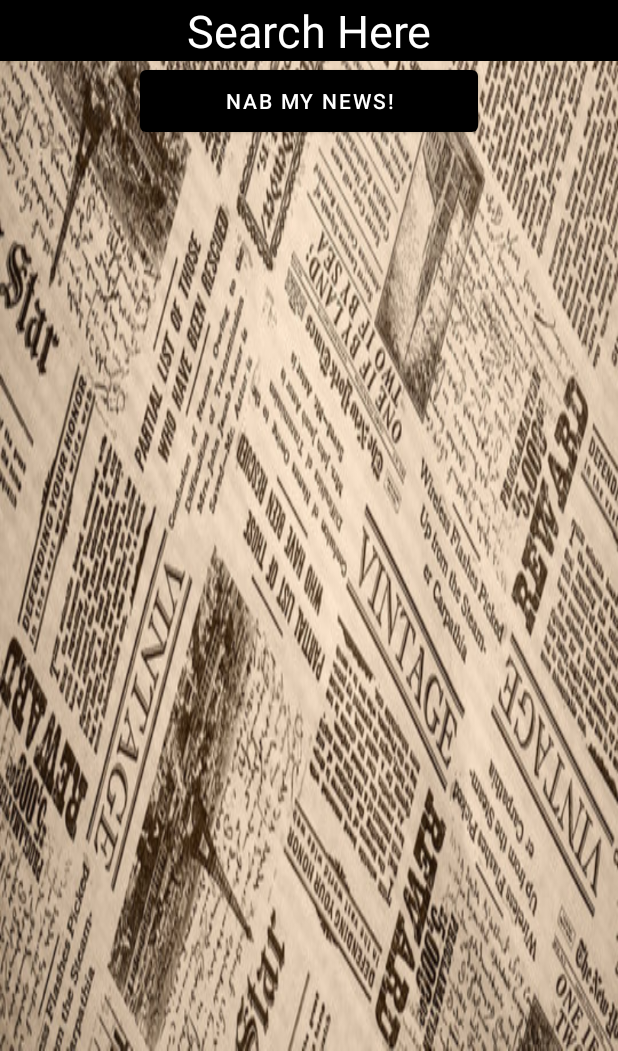
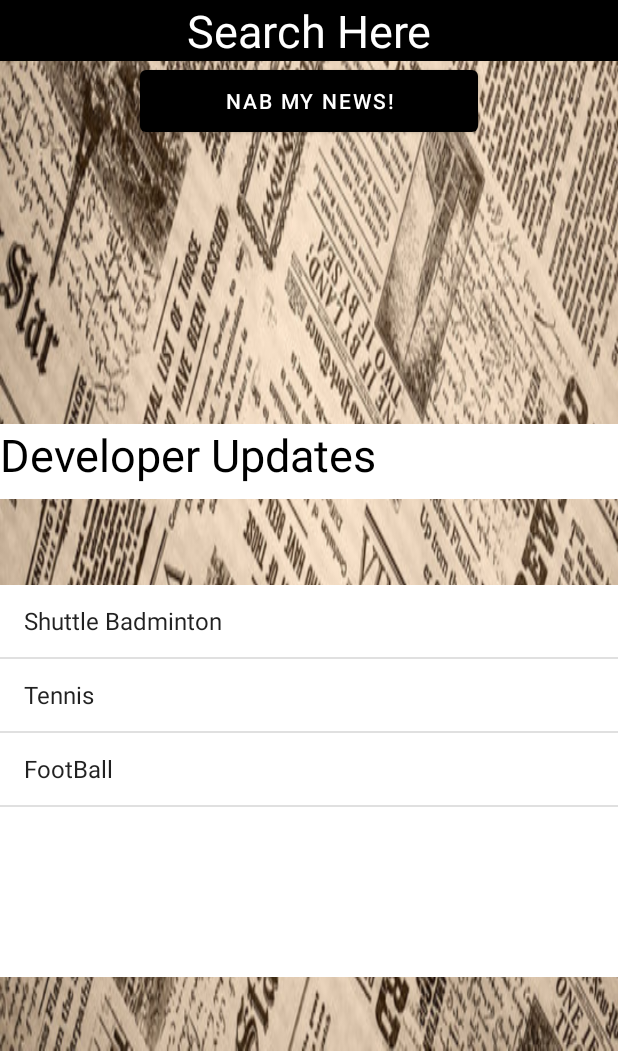
Before and after one commit to MLabate12/-CST2355FinalAssignment, an Android app: the screen it shows after launch (MainActivity), on a phone screen of 412 x 824 dp, the part 185-1236 px from its top. Run offline under Robolectric (Android 15) with nearby library versions, the phone set to English and light mode, and no system bars.

Commit message:
Added fragments and toast

```diff
--- a/app/build.gradle
+++ b/app/build.gradle
@@ -33,6 +33,7 @@ dependencies {
     implementation 'androidx.appcompat:appcompat:1.3.0'
     implementation 'com.google.android.material:material:1.4.0'
     implementation 'androidx.constraintlayout:constraintlayout:2.0.4'
+    implementation 'androidx.legacy:legacy-support-v4:1.0.0'
     testImplementation 'junit:junit:4.+'
     androidTestImplementation 'androidx.test.ext:junit:1.1.2'
     androidTestImplementation 'androidx.test.espresso:espresso-core:3.3.0'
--- a/app/src/main/AndroidManifest.xml
+++ b/app/src/main/AndroidManifest.xml
@@ -19,4 +19,5 @@
         </activity>
     </application>
 
+    <uses-permission android:name="android.permission.INTERNET" />
 </manifest>
--- a/app/src/main/java/com/example/cst2355finalassignment/MainActivity.java
+++ b/app/src/main/java/com/example/cst2355finalassignment/MainActivity.java
@@ -1,27 +1,46 @@
 package com.example.cst2355finalassignment;
 
 import androidx.appcompat.app.AppCompatActivity;
+import androidx.fragment.app.Fragment;
 
 import android.content.Context;
 import android.content.Intent;
 import android.content.SharedPreferences;
 import android.os.Bundle;
+import android.view.View;
 import android.widget.Button;
 import android.widget.EditText;
+import android.widget.Toast;
 
 public class MainActivity extends AppCompatActivity {
+
+    SharedPreferences preferences;
+    EditText search;
 
     @Override
     protected void onCreate(Bundle savedInstanceState) {
         super.onCreate(savedInstanceState);
         setContentView(R.layout.activity_main);
 
+        String searchToast = getString(R.string.toast_1);
         EditText searchText = (EditText)findViewById(R.id.searchQuery);
+
+
+        search = findViewById(R.id.searchQuery);
+
+        preferences = getSharedPreferences("Search",Context.MODE_PRIVATE);
+        String searchQuery = preferences.getString("Search","");
+        search.setText(searchQuery);
+
+        Fragment fragment = new UpdateFragment();
+
+        getSupportFragmentManager().beginTransaction().replace(R.id.fragment_frame, fragment, fragment.getClass().getSimpleName()).addToBackStack(null).commit();
 
         Button launchButton = findViewById(R.id.launchButton);
         launchButton.setOnClickListener(click -> {
+            Toast toast=Toast.makeText(getApplicationContext(),searchToast,Toast.LENGTH_SHORT);
+            toast.show();
             String searchTerm = searchText.getText().toString();
-
             Intent goToSearch = new Intent(MainActivity.this, SearchActivity.class);
 
             goToSearch.putExtra("SearchTerm", searchTerm.toString().replaceAll(" ", "_"));
@@ -30,4 +49,16 @@ public class MainActivity extends AppCompatActivity {
         });
     }
 
+    @Override
+    protected void onPause(){
+        super.onPause();
+        SharedPreferences(search.getText().toString());
+    }
+
+    private void SharedPreferences(String search){
+        SharedPreferences.Editor editor = preferences.edit();
+        editor.putString("Search",search);
+        editor.commit();
+    }
+
 }
--- a/app/src/main/java/com/example/cst2355finalassignment/SearchActivity.java
+++ b/app/src/main/java/com/example/cst2355finalassignment/SearchActivity.java
@@ -14,6 +14,7 @@ import android.graphics.BitmapFactory;
 import android.net.Uri;
 import android.os.AsyncTask;
 import android.os.Bundle;
+import android.text.Layout;
 import android.util.Log;
 import android.view.LayoutInflater;
 import android.view.Menu;
@@ -29,6 +30,7 @@ import android.widget.TextView;
 import android.widget.Toast;
 
 import com.google.android.material.navigation.NavigationView;
+import com.google.android.material.snackbar.Snackbar;
 
 import org.json.JSONObject;
 import org.xmlpull.v1.XmlPullParser;
@@ -52,6 +54,7 @@ public class SearchActivity extends AppCompatActivity {
     private static final String ACTIVITY_NAME = "SEARCH_ACTIVITY";
     private List<SearchResult> resultList;
     private ProgressBar progressBar;
+    private TextView articleResult;
 
     @Override
     protected void onCreate(Bundle savedInstanceState) {
@@ -64,9 +67,11 @@ public class SearchActivity extends AppCompatActivity {
         String search = fromGuardian.getStringExtra("search");
         String url = String.format("https://content.guardianapis.com/search?api-key=1fb36b70-1588-4259-b703-2570ea1fac6a&q=", search);
 
+
+
         progressBar = findViewById(R.id.progress);
         progressBar.setVisibility(View.VISIBLE);
-
+        articleResult = findViewById(R.id.notFound);
         SearchQuery req = new SearchQuery();
         req.execute(url);
 
@@ -104,6 +109,7 @@ public class SearchActivity extends AppCompatActivity {
 
     class SearchQuery extends AsyncTask<String, Integer, String> {
         SearchResult article;
+        private String articleResult = null;
 
         @Override
         protected String doInBackground(String... args) {
@@ -137,6 +143,7 @@ public class SearchActivity extends AppCompatActivity {
                                 eventType = xpp.next();
                                 if (eventType == XmlPullParser.TEXT)
                                     article.setTitle(xpp.getText());
+                                    articleResult = xpp.getAttributeValue(null,"webTitle");
                                 break;
                             case "webURL":
                                 eventType = xpp.next();
@@ -165,12 +172,16 @@ public class SearchActivity extends AppCompatActivity {
         public void onPostExecute(String fromDoInBackground) {
             Log.e(ACTIVITY_NAME, "In onPostExecute");
             progressBar.setVisibility(View.INVISIBLE);
+
             if (resultList.isEmpty()) {
                 TextView text = findViewById(R.id.notFound);
+                text.setText("result: "+articleResult);
                 text.setVisibility(View.VISIBLE);
             }
 
         }
+
+
     }
 
 
--- /dev/null
+++ b/app/src/main/java/com/example/cst2355finalassignment/UpdateFragment.java
@@ -0,0 +1,25 @@
+package com.example.cst2355finalassignment;
+
+        import android.os.Bundle;
+        import androidx.fragment.app.Fragment;
+        import android.view.LayoutInflater;
+        import android.view.View;
+        import android.view.ViewGroup;
+
+
+public class UpdateFragment extends Fragment {
+
+
+    public UpdateFragment() {
+        // Required empty public constructor
+    }
+
+
+    @Override
+    public View onCreateView(LayoutInflater inflater, ViewGroup container,
+                             Bundle savedInstanceState) {
+        // Inflate the layout for this fragment
+        return inflater.inflate(R.layout.fragment_update, container,  false);
+    }
+
+}
--- a/app/src/main/res/layout/activity_main.xml
+++ b/app/src/main/res/layout/activity_main.xml
@@ -44,4 +44,22 @@
         android:onClick="storeTerm"
         android:text="@string/launch_button"/>
 
+    <FrameLayout
+        android:id="@+id/fragment_frame"
+        android:layout_width="match_parent"
+        android:layout_height="301dp"
+        android:layout_alignParentBottom="true"
+        android:layout_marginBottom="49dp">
+
+    </FrameLayout>
+
+    <TextView
+        android:layout_width="match_parent"
+        android:layout_height="50dp"
+        android:layout_marginTop="350dp"
+        android:background="#FFFFFF"
+        android:text="Developer Updates"
+        android:textColor="@color/black"
+        android:textSize="30dp" />
+
 </RelativeLayout>
--- /dev/null
+++ b/app/src/main/res/layout/fragment_update.xml
@@ -0,0 +1,21 @@
+<?xml version="1.0" encoding="utf-8"?>
+<LinearLayout xmlns:android="http://schemas.android.com/apk/res/android"
+    android:layout_width="match_parent"
+    android:layout_height="match_parent"
+    android:orientation="vertical" >
+
+    <FrameLayout
+        android:id="@+id/your_placeholder"
+        android:layout_width="match_parent"
+        android:layout_height="40dp"></FrameLayout>
+
+
+    <ListView
+        android:layout_width="match_parent"
+        android:layout_height="688dp"
+        android:background="@color/white"
+        android:entries="@array/updates_array"
+        android:textColor="@color/white" />
+
+
+</LinearLayout>
--- a/app/src/main/res/values/strings.xml
+++ b/app/src/main/res/values/strings.xml
@@ -5,4 +5,15 @@
     <string name="searchQuery">Search Here</string>
     <string name="results_notfound">No results founds, please return and check your search term</string>
     <string name="results_title">Search Results</string>
+    <string name="toast_1">Nabbing your results....</string>
+    <string name="snackbar">Your results have been nabbed!.</string>
+    <!-- TODO: Remove or change this placeholder text -->
+
+
+        <string-array name="updates_array">
+            <item>Shuttle Badminton</item>
+            <item>Tennis</item>
+            <item>FootBall</item>
+        </string-array>
+
 </resources>
```
Also changed, not shown: 1 other file.
